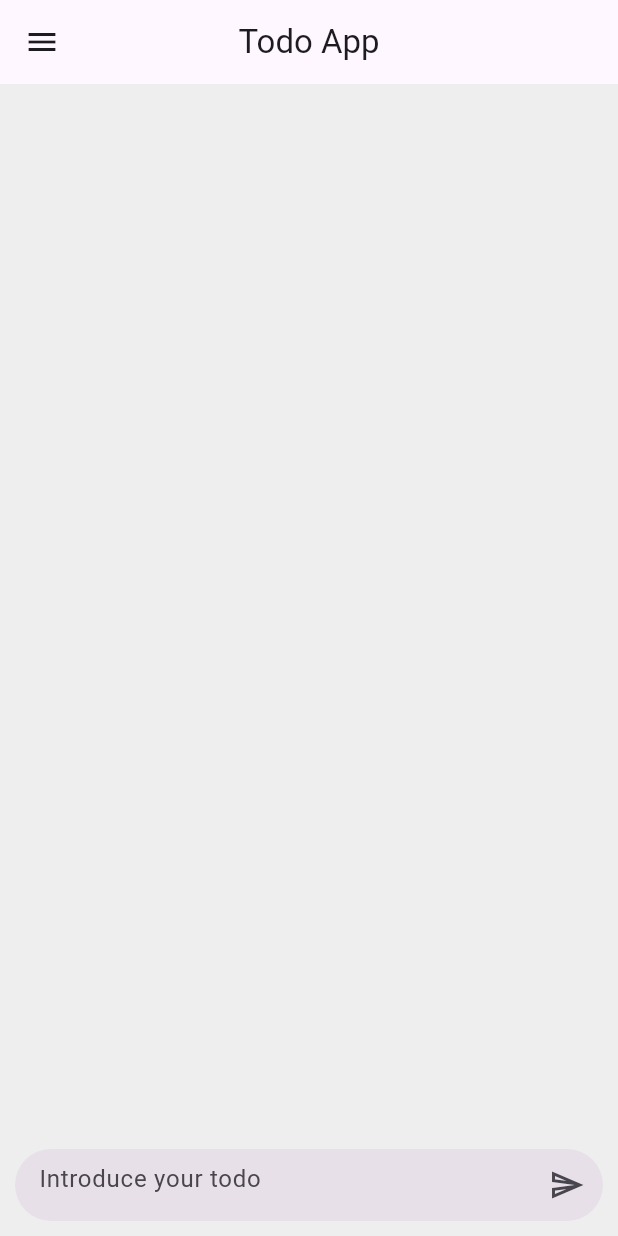
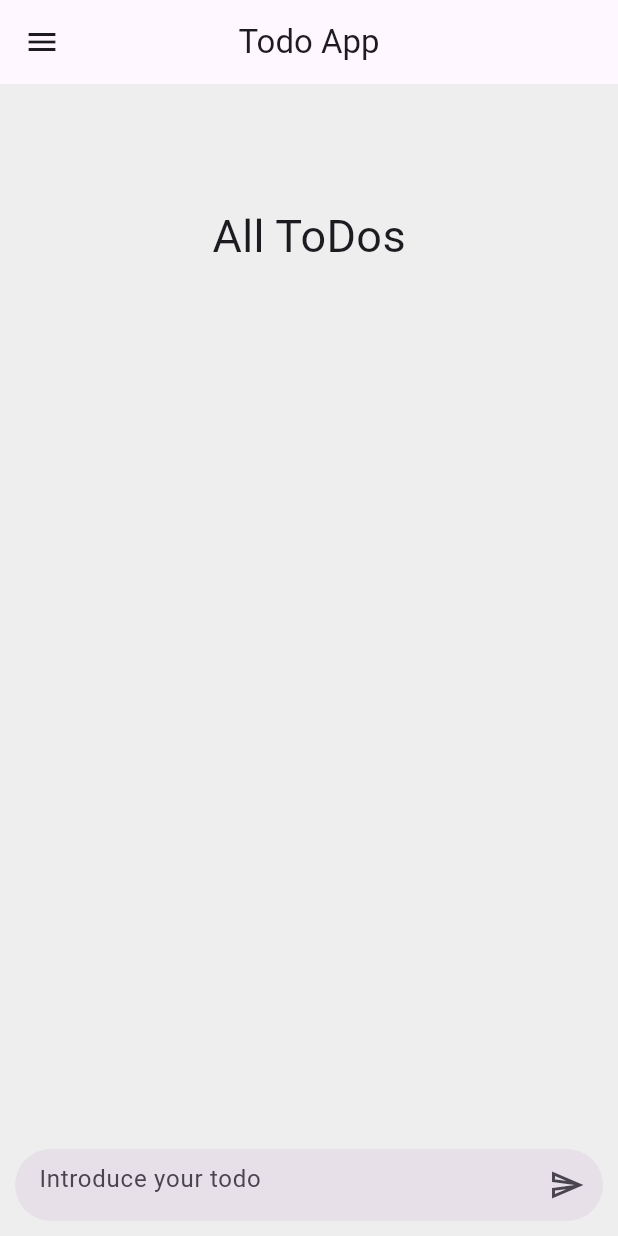
Before and after one commit to Jopt05/todo-app-flutter, a Flutter app: the screen it shows after launch, on a phone screen of 412 x 824 dp. Run offline on Flutter 3.47's test engine with Material 2 defaults, Android fonts, the phone set to English and light mode, and no system bars; our stand-ins replace animate_do.

```diff
--- a/lib/presentation/screens/todo_screen.dart
+++ b/lib/presentation/screens/todo_screen.dart
@@ -1,4 +1,3 @@
-
 
 import 'package:flutter/material.dart';
 import 'package:flutter_todo_app/presentation/widgets/shared/message_field_box.dart';
@@ -42,6 +41,7 @@ class _TodoViewState extends State<_TodoView> {
 
     final todoProvider = context.watch<TodoProvider>();
     final textController = TextEditingController();
+    final searchController = TextEditingController();
 
     bool isEditing = false;
     String todoToModify = '';
@@ -63,6 +63,26 @@ class _TodoViewState extends State<_TodoView> {
           padding: const EdgeInsets.symmetric(horizontal: 10),
           child: Column(
             children: [
+              const SizedBox(
+                height: 30,
+              ),
+
+              const SizedBox(
+                height: 50,
+              ),
+
+              const Row(
+                mainAxisAlignment: MainAxisAlignment.center,
+                children: [
+                  Text(
+                    'All ToDos',
+                    style: TextStyle(
+                      fontSize: 30
+                    ),
+                  ),
+                ],
+              ),
+
               Expanded(
                 child: ListView.builder(
                   itemCount: todoProvider.todos.length,
```
Also changed, not shown: lib/presentation/widgets/todo/todo_widget.dart (+13 -20 lines).
